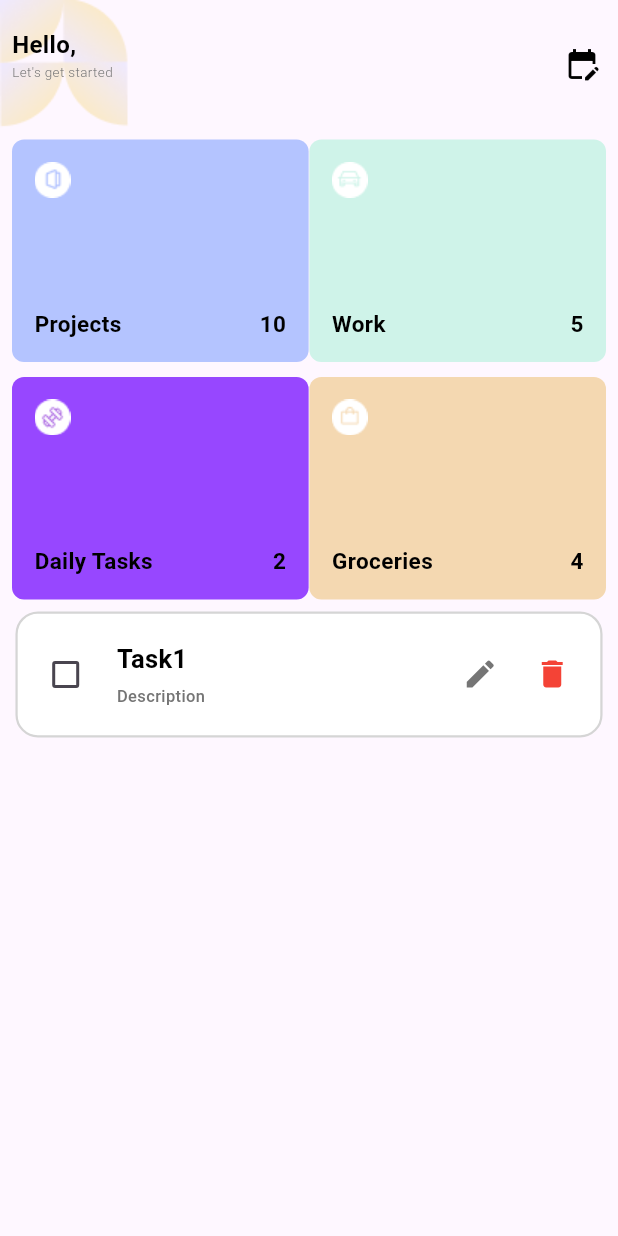
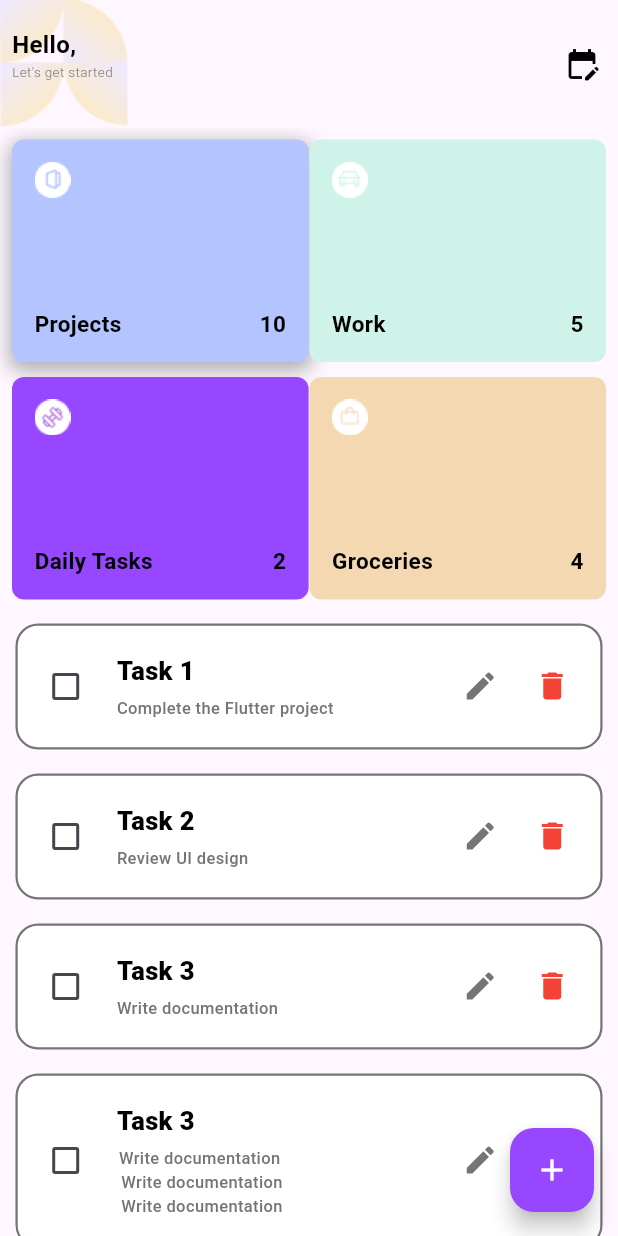
Before and after one commit to fatmakhadidja/ToDoHive, a Flutter app: the screen it shows after launch, on a phone screen of 412 x 824 dp. Run offline on Flutter 3.47's test engine with Material 3 defaults, Android fonts, the phone set to English and light mode, and no system bars.

```diff
--- a/todoapp/lib/core/utils.dart
+++ b/todoapp/lib/core/utils.dart
@@ -1,4 +1,5 @@
 import 'package:flutter/material.dart';
+import 'constants.dart';
 
 class MyText extends StatelessWidget {
   final FontWeight? weight;
@@ -22,17 +23,23 @@ class MyText extends StatelessWidget {
   }
 }
 
+// ignore: must_be_immutable
 class TaskTypeContainer extends StatefulWidget {
   final Color color;
   final String imageIcon;
   final String taskType;
   final int taskNumber;
-  const TaskTypeContainer(
+  List<bool> pressedTasks;
+  final int index;
+
+  TaskTypeContainer(
       {super.key,
       required this.color,
       required this.imageIcon,
       required this.taskType,
-      required this.taskNumber});
+      required this.taskNumber,
+      required this.pressedTasks,
+      required this.index});
 
   @override
   State<TaskTypeContainer> createState() => _TaskTypeContainerState();
@@ -41,12 +48,32 @@ class TaskTypeContainer extends StatefulWidget {
 class _TaskTypeContainerState extends State<TaskTypeContainer> {
   @override
   Widget build(BuildContext context) {
-    return Container(
-      width: MediaQuery.of(context).size.width * 0.48, // 80% of screen width
+    return GestureDetector(
+      onTap: () {
+        setState(() {
+          List<bool> newPressedTasks = List.from(widget.pressedTasks);
+          newPressedTasks.fillRange(0, newPressedTasks.length, false);
+          newPressedTasks[widget.index] = true;
+          widget.pressedTasks = newPressedTasks;
+        });
+      },
+      child: AnimatedContainer(
+        duration: Duration(milliseconds: 100),
+        width: MediaQuery.of(context).size.width * 0.48,
         height: MediaQuery.of(context).size.height * 0.18,
         decoration: BoxDecoration(
           color: widget.color,
           borderRadius: BorderRadius.all(Radius.circular(8)),
+          boxShadow: widget.pressedTasks[widget.index]
+              ? [
+                  BoxShadow(
+                    color: Colors.black.withOpacity(0.3),
+                    spreadRadius: 2,
+                    blurRadius: 10,
+                    offset: Offset(0, 4),
+                  ),
+                ]
+              : [],
         ),
         child: Padding(
           padding: const EdgeInsets.all(15),
@@ -58,19 +85,24 @@ class _TaskTypeContainerState extends State<TaskTypeContainer> {
               Row(
                 mainAxisAlignment: MainAxisAlignment.spaceBetween,
                 children: [
-                MyText(
-                    size: 15,
-                    text: widget.taskType,
-                    color: Colors.black,
-                    weight: FontWeight.bold),
-                MyText(
-                    size: 15,
-                    text: widget.taskNumber.toString(),
-                    color: Colors.black,
-                    weight: FontWeight.bold)
+                  Text(
+                    widget.taskType,
+                    style: TextStyle(
+                        fontSize: 15,
+                        fontWeight: FontWeight.bold,
+                        color: Colors.black),
+                  ),
+                  Text(
+                    widget.taskNumber.toString(),
+                    style: TextStyle(
+                        fontSize: 15,
+                        fontWeight: FontWeight.bold,
+                        color: Colors.black),
+                  ),
                 ],
               )
             ],
+          ),
         ),
       ),
     );
@@ -78,7 +110,11 @@ class _TaskTypeContainerState extends State<TaskTypeContainer> {
 }
 
 class TaskContainer extends StatefulWidget {
-  const TaskContainer({super.key});
+  final String taskTitle;
+  final String taskDescription;
+
+  const TaskContainer(
+      {super.key, required this.taskTitle, required this.taskDescription});
 
   @override
   State<TaskContainer> createState() => _TaskContainerState();
@@ -88,22 +124,23 @@ class _TaskContainerState extends State<TaskContainer> {
   bool isChecked = false;
   @override
   Widget build(BuildContext context) {
-    return IntrinsicHeight(
+    return Padding(
+      padding: const EdgeInsets.all(8.0),
+      child: IntrinsicHeight(
         child: Container(
           width: MediaQuery.of(context).size.width * 0.95,
           padding: EdgeInsets.all(8),
           decoration: BoxDecoration(
             borderRadius: BorderRadius.circular(15),
-          border: Border.all(color: Color(0xffD5D5D5), width: 1.5),
+            border: Border.all(
+                color: WidgetStateColor.resolveWith((states) {
+                  if (isChecked) {
+                    return MyColors.mainPurple;
+                  }
+                  return Color(0xff757575);
+                }),
+                width: 1.5),
             color: Colors.white,
-          // boxShadow: [
-          //   BoxShadow(
-          //     color: Color(0xffC1C1C1), // Shadow color
-          //     spreadRadius: 1, // How much the shadow spreads
-          //     blurRadius: 20, // Softness of the shadow
-          //     offset: Offset(0, 2), // Moves shadow right & down
-          //   ),
-          // ],
           ),
           child: Row(
             mainAxisAlignment: MainAxisAlignment.spaceBetween,
@@ -111,6 +148,7 @@ class _TaskContainerState extends State<TaskContainer> {
               Row(
                 children: [
                   Checkbox(
+                    activeColor: MyColors.mainPurple,
                     value: isChecked,
                     onChanged: (bool? value) {
                       setState(() {
@@ -126,13 +164,13 @@ class _TaskContainerState extends State<TaskContainer> {
                         MyText(
                             color: Colors.black,
                             size: 17,
-                          text: 'Task1',
-                          weight: FontWeight.bold),
+                            text: widget.taskTitle,
+                            weight: FontWeight.w900),
                         SizedBox(height: 5),
                         MyText(
                             color: Color(0xff757575),
                             size: 11,
-                          text: 'Description',
+                            text: widget.taskDescription,
                             weight: FontWeight.w500),
                       ],
                     ),
@@ -143,7 +181,15 @@ class _TaskContainerState extends State<TaskContainer> {
                 children: [
                   IconButton(
                     onPressed: () {},
-                  icon: Icon(Icons.edit, color: Color(0xff757575)),
+                    icon: Icon(
+                      Icons.edit,
+                      color: WidgetStateColor.resolveWith((states) {
+                        if (isChecked) {
+                          return MyColors.mainPurple;
+                        }
+                        return Color(0xff757575);
+                      }),
+                    ),
                   ),
                   IconButton(
                       onPressed: () {},
@@ -153,6 +199,7 @@ class _TaskContainerState extends State<TaskContainer> {
             ],
           ),
         ),
+      ),
     );
   }
 }
--- a/todoapp/lib/home_page.dart
+++ b/todoapp/lib/home_page.dart
@@ -10,8 +10,22 @@ class HomePage extends StatefulWidget {
 }
 
 class _HomePageState extends State<HomePage> {
+  List<bool> pressedTasks = [true, false, false, false];
   @override
   Widget build(BuildContext context) {
+    List<Map<String, String>> taskList = [
+      {
+        'taskTitle': 'Task 1',
+        'taskDescription': 'Complete the Flutter project'
+      },
+      {'taskTitle': 'Task 2', 'taskDescription': 'Review UI design'},
+      {'taskTitle': 'Task 3', 'taskDescription': 'Write documentation'},
+      {
+        'taskTitle': 'Task 3',
+        'taskDescription':
+            'Write documentation\n Write documentation\n Write documentation'
+      },
+    ];
     return Scaffold(
       body: Column(
         children: [
@@ -48,6 +62,10 @@ class _HomePageState extends State<HomePage> {
                   ))
             ],
           ),
+          Expanded(
+            child: SingleChildScrollView(
+              child: Column(
+                children: [
                   Padding(
                     padding: const EdgeInsets.all(8.0),
                     child: Column(
@@ -59,12 +77,18 @@ class _HomePageState extends State<HomePage> {
                               color: MyColors.blue,
                               imageIcon: 'assets/images/ProjectIcon.png',
                               taskType: 'Projects',
-                        taskNumber: 10),
+                              taskNumber: 10,
+                              pressedTasks: pressedTasks,
+                              index: 0,
+                            ),
                             TaskTypeContainer(
                               color: MyColors.green,
                               imageIcon: 'assets/images/WorkIcon.png',
                               taskType: 'Work',
-                        taskNumber: 5),
+                              taskNumber: 5,
+                              pressedTasks: pressedTasks,
+                              index: 1,
+                            ),
                           ],
                         ),
                         SizedBox(height: 10),
@@ -75,23 +99,53 @@ class _HomePageState extends State<HomePage> {
                               color: MyColors.mainPurple,
                               imageIcon: 'assets/images/DailyTasksIcon.png',
                               taskType: 'Daily Tasks',
-                        taskNumber: 2),
+                              taskNumber: 2,
+                              pressedTasks: pressedTasks,
+                              index: 2,
+                            ),
                             TaskTypeContainer(
                               color: MyColors.brown,
                               imageIcon: 'assets/images/GroceriesIcon.png',
                               taskType: 'Groceries',
-                        taskNumber: 4),
+                              taskNumber: 4,
+                              pressedTasks: pressedTasks,
+                              index: 3,
+                            ),
                           ],
                         ),
                       ],
                     ),
                   ),
-          Column(
-            children: [
-              TaskContainer(),
+                  taskList.isEmpty
+                      ? Padding(
+                          padding: const EdgeInsets.all(15),
+                          child: Center(
+                              child: MyText(
+                            size: 18,
+                            text: ' You Have No Tasks Today',
+                            color: Colors.black,
+                            weight: FontWeight.w500,
+                          )),
+                        )
+                      : Column(
+                          children: taskList
+                              .map((task) => TaskContainer(
+                                    taskTitle: task['taskTitle'] ?? 'No Title',
+                                    taskDescription: task['taskDescription'] ??
+                                        'No Description',
+                                  ))
+                              .toList(),
+                        ),
                 ],
               ),
+            ),
+          ),
         ],
+      ),
+      floatingActionButton: FloatingActionButton(
+        onPressed: () {},
+        backgroundColor: MyColors.mainPurple,
+        child: Icon(Icons.add, color: Colors.white),
       ),
     );
   }
```
Lines whose indentation alone changed are shown as unchanged.
